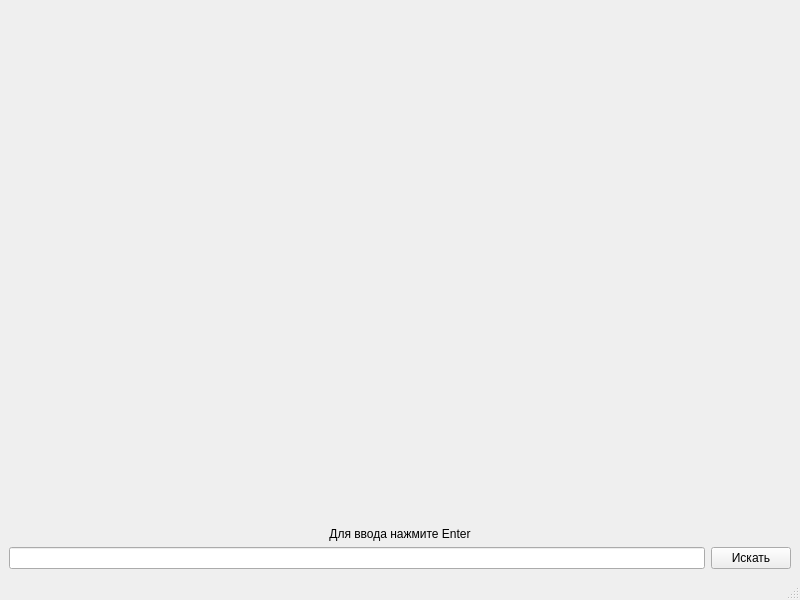
First picture: the form in main_window.ui, repository Varman56/yandex_map, before the edit.
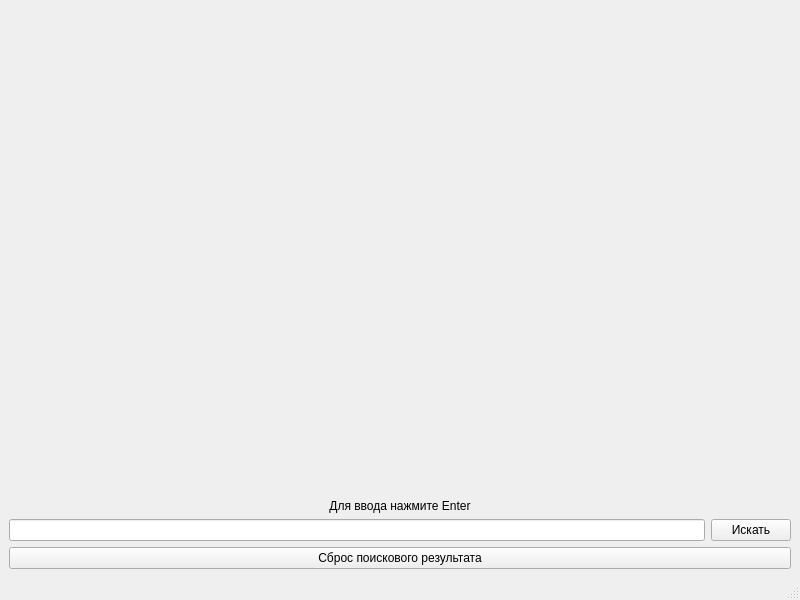
Second picture: the form after the edit.

Commit message: Задание №7

Diff of the .ui file:
```diff
--- a/main_window.ui
+++ b/main_window.ui
@@ -61,6 +61,13 @@
         </item>
        </layout>
       </item>
+      <item>
+       <widget class="QPushButton" name="reset_btn">
+        <property name="text">
+         <string>Сброс поискового результата</string>
+        </property>
+       </widget>
+      </item>
      </layout>
     </item>
    </layout>
```
The commit also changes 1 other file.
